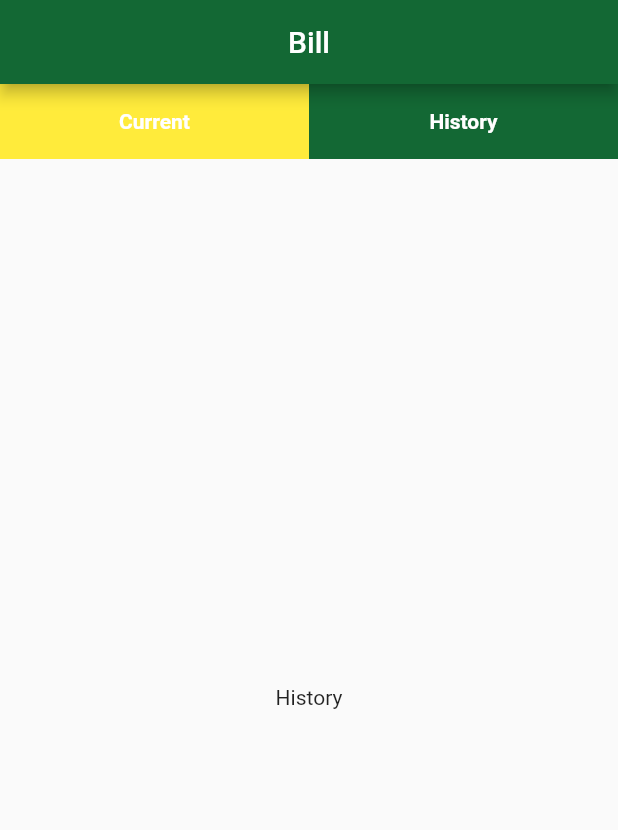
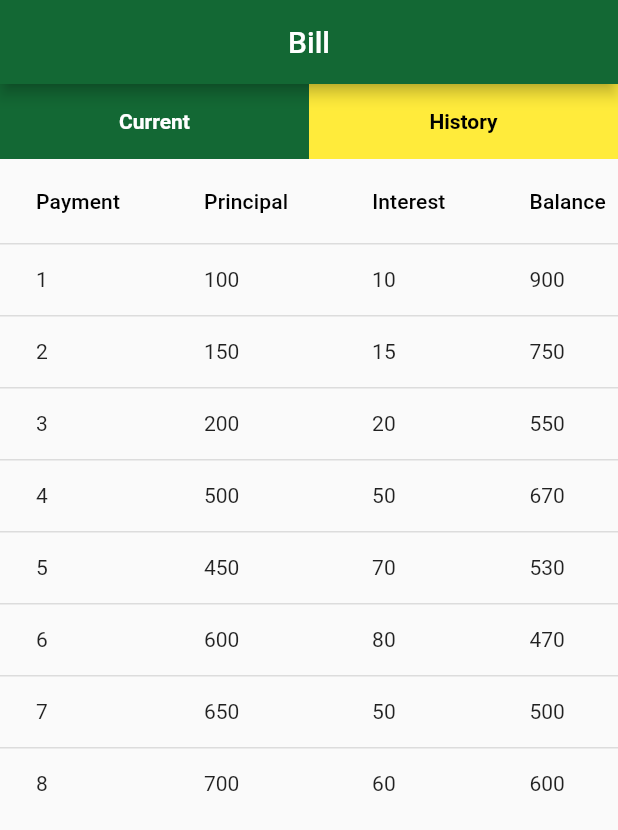
Before and after one commit to moneytaps/moneytapss, a Flutter app: the UserHistory screen opened directly, after a tap on "History", on a phone screen of 412 x 824 dp. Shown: the top 830 px of the screen. Run offline on Flutter 3.47's test engine with Material 2 defaults, Android fonts, the phone set to English and light mode, and no system bars; our stand-ins replace carousel_slider, expandable_text, matcher, smooth_page_indicator.

Commit message:
barrowpages added

```diff
--- a/lib/pages/homepages/history_page.dart
+++ b/lib/pages/homepages/history_page.dart
@@ -1,8 +1,3 @@
-import 'package:flutter/cupertino.dart';
-import 'package:flutter/src/widgets/framework.dart';
-import 'package:flutter/src/widgets/container.dart';
-import 'package:matcher/matcher.dart';
-
 import 'package:flutter/material.dart';
 
 class UserHistory extends StatefulWidget {
@@ -12,6 +7,18 @@ class UserHistory extends StatefulWidget {
 
 class _UserHistoryPageState extends State<UserHistory> {
   int _currentIndex = 0;
+
+  List<Map<String, dynamic>> tableData = [
+    {'payment': 1, 'principal': 100, 'interest': 10, 'balance': 900},
+    {'payment': 2, 'principal': 150, 'interest': 15, 'balance': 750},
+    {'payment': 3, 'principal': 200, 'interest': 20, 'balance': 550},
+    {'payment': 4, 'principal': 500, 'interest': 50, 'balance': 670},
+    {'payment': 5, 'principal': 450, 'interest': 70, 'balance': 530},
+    {'payment': 6, 'principal': 600, 'interest': 80, 'balance': 470},
+    {'payment': 7, 'principal': 650, 'interest': 50, 'balance': 500},
+    {'payment': 8, 'principal': 700, 'interest': 60, 'balance': 600},
+    // Add more rows as needed
+  ];
 
   @override
   Widget build(BuildContext context) {
@@ -36,13 +43,14 @@ class _UserHistoryPageState extends State<UserHistory> {
                   child: Container(
                     height: 50,
                     color: _currentIndex == 0
-                        ? Color.fromARGB(255, 19, 104, 52)
-                        : Colors.yellow,
+                        ? Colors.yellow
+                        : Color.fromARGB(255, 19, 104, 52),
                     child: Center(
                       child: Text(
                         'Current',
                         style: TextStyle(
-                          color: Colors.white,
+                          color:
+                              _currentIndex == 0 ? Colors.black : Colors.white,
                           fontWeight: FontWeight.bold,
                         ),
                       ),
@@ -60,13 +68,14 @@ class _UserHistoryPageState extends State<UserHistory> {
                   child: Container(
                     height: 50,
                     color: _currentIndex == 1
-                        ? Color.fromARGB(255, 19, 104, 52)
-                        : Colors.yellow,
+                        ? Colors.yellow
+                        : Color.fromARGB(255, 19, 104, 52),
                     child: Center(
                       child: Text(
                         'History',
                         style: TextStyle(
-                          color: Colors.white,
+                          color:
+                              _currentIndex == 1 ? Colors.black : Colors.white,
                           fontWeight: FontWeight.bold,
                         ),
                       ),
@@ -92,9 +101,33 @@ class _UserHistoryPageState extends State<UserHistory> {
   }
 
   Widget _buildHistory() {
-    // TODO: Implement the history tab
-    return Center(
-      child: Text('History'),
+    return SingleChildScrollView(
+      child: SizedBox(
+        width: double.infinity,
+        child: Column(
+          children: [
+            SizedBox(
+              height: 300,
+              child: DataTable(
+                columns: [
+                  DataColumn(label: Text('Payment')),
+                  DataColumn(label: Text('Principal')),
+                  DataColumn(label: Text('Interest')),
+                  DataColumn(label: Text('Balance')),
+                ],
+                rows: tableData.map((data) {
+                  return DataRow(cells: [
+                    DataCell(Text(data['payment'].toString())),
+                    DataCell(Text(data['principal'].toString())),
+                    DataCell(Text(data['interest'].toString())),
+                    DataCell(Text(data['balance'].toString())),
+                  ]);
+                }).toList(),
+              ),
+            ),
+          ],
+        ),
+      ),
     );
   }
 }
--- a/pubspec.yaml
+++ b/pubspec.yaml
@@ -36,6 +36,7 @@ dependencies:
   http: ^0.13.5
   line_awesome_flutter: ^2.0.0
   smooth_page_indicator: ^1.0.0
+  carousel_slider: ^4.2.1
 
 dev_dependencies:
   flutter_launcher_icons: ^0.9.2
```
Also changed, not shown: lib/pages/homepages/home_page.dart (+42 -49 lines), pubspec.lock.
